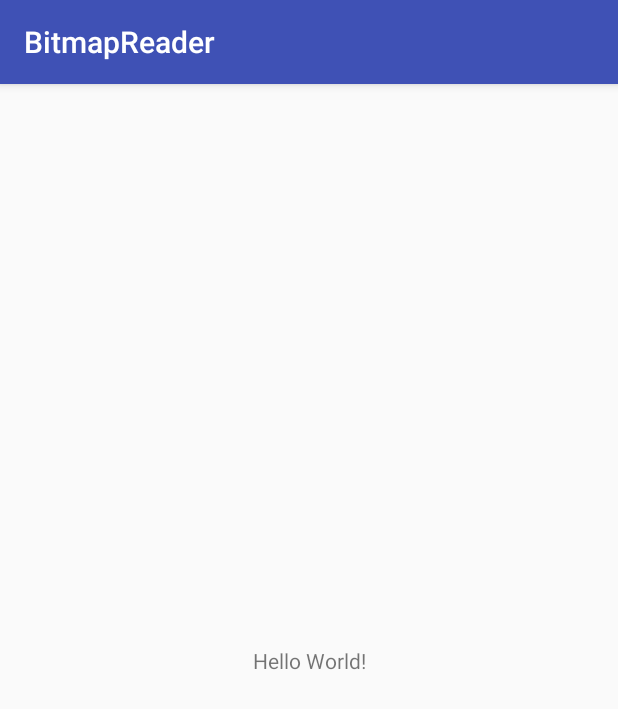
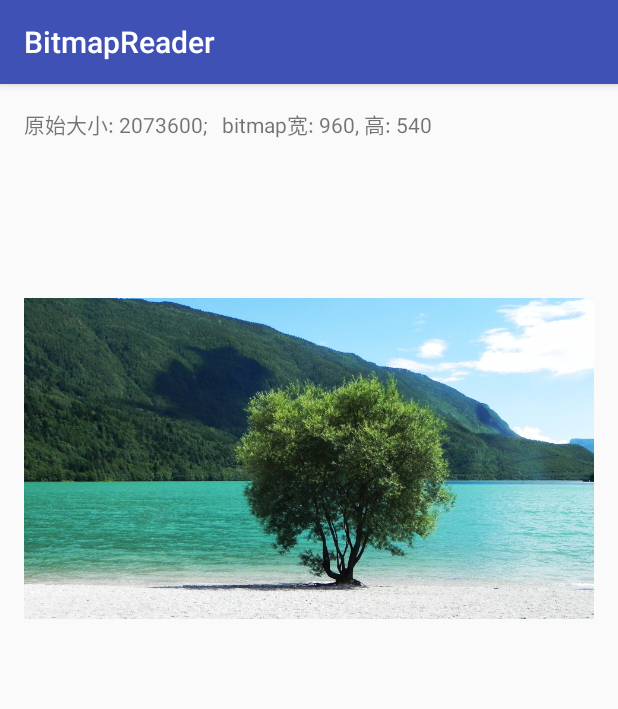
Before and after one commit to liujin-jeremy/BitmapReader, an Android app: the screen it shows after launch (MainActivity), on a phone screen of 412 x 824 dp. Shown: the top 709 px of the screen. Run offline under Robolectric (Android 15) with nearby library versions, the phone set to English and light mode, and no system bars.

Commit message:
添加示例

```diff
--- a/app/build.gradle
+++ b/app/build.gradle
@@ -15,12 +15,14 @@ android {
 }
 
 dependencies {
-    implementation fileTree(dir: 'libs', include: ['*.jar'])
+    implementation fileTree(include: ['*.jar'], dir: 'libs')
     implementation 'com.android.support:appcompat-v7:27.1.1'
     implementation 'com.android.support.constraint:constraint-layout:1.1.0'
     testImplementation 'junit:junit:4.12'
     androidTestImplementation 'com.android.support.test:runner:1.0.2'
     androidTestImplementation 'com.android.support.test.espresso:espresso-core:3.0.2'
+    implementation 'com.android.support:design:27.1.1'
+    implementation project(':bitmapreader')
 }
 
 // 指定编码
--- a/app/src/main/java/com/example/wuxio/bitmapreader/MainActivity.java
+++ b/app/src/main/java/com/example/wuxio/bitmapreader/MainActivity.java
@@ -1,14 +1,125 @@
 package com.example.wuxio.bitmapreader;
 
+import android.graphics.Bitmap;
+import android.graphics.drawable.BitmapDrawable;
+import android.os.Bundle;
+import android.support.annotation.NonNull;
+import android.support.design.widget.NavigationView;
+import android.support.v4.widget.DrawerLayout;
 import android.support.v7.app.AppCompatActivity;
-import android.os.Bundle;
+import android.view.Gravity;
+import android.view.MenuItem;
+import android.widget.ImageView;
+import android.widget.TextView;
+
+import com.example.bitmapreader.BitmapReader;
+
+import java.util.Locale;
 
 public class MainActivity extends AppCompatActivity {
+
+
+    protected TextView       mTextView;
+    protected ImageView      mImageView;
+    protected NavigationView mNavigationView;
+    protected DrawerLayout   mDrawerLayout;
+
 
     @Override
     protected void onCreate(Bundle savedInstanceState) {
 
         super.onCreate(savedInstanceState);
-        setContentView(R.layout.activity_main);
+        super.setContentView(R.layout.activity_main);
+        initView();
+
+    }
+
+
+    private void initView() {
+
+        mTextView = findViewById(R.id.textView);
+        mImageView = findViewById(R.id.ImageView);
+        mNavigationView = findViewById(R.id.navigationView);
+        mDrawerLayout = findViewById(R.id.drawerLayout);
+
+        mNavigationView.setCheckedItem(R.id.menu00);
+        mNavigationView.setNavigationItemSelectedListener(new MainMenuItemClick());
+        setSrc();
+    }
+
+
+    private void setTextView(TextView textView, int byteCount, int bitmapWidth, int bitmapHeight) {
+
+        String format = String.format(
+                Locale.CHINA,
+                "原始大小: %d;   bitmap宽: %d, 高: %d",
+                byteCount,
+                bitmapWidth,
+                bitmapHeight
+        );
+        textView.setText(format);
+    }
+
+
+    private void closeDrawer() {
+
+        mDrawerLayout.closeDrawer(Gravity.START);
+    }
+
+    //============================ item click ============================
+
+    private class MainMenuItemClick implements NavigationView.OnNavigationItemSelectedListener {
+
+        @Override
+        public boolean onNavigationItemSelected(@NonNull MenuItem item) {
+
+            switch (item.getItemId()) {
+
+                case R.id.menu00:
+                    setSrc();
+                    break;
+
+                case R.id.menu01:
+                    scaleSrc(500, 500);
+                    break;
+
+                case R.id.menu02:
+                    maxScaleSrc(500, 500);
+                    break;
+
+                default:
+                    break;
+            }
+
+            closeDrawer();
+            return true;
+        }
+    }
+
+    //============================ event ============================
+
+
+    private void setSrc() {
+
+        mImageView.setImageResource(R.drawable.src);
+        Bitmap bitmap = ((BitmapDrawable) mImageView.getDrawable()).getBitmap();
+        int count = bitmap.getAllocationByteCount();
+        setTextView(mTextView, count, bitmap.getWidth(), bitmap.getHeight());
+    }
+
+
+    private void scaleSrc(int width, int height) {
+
+        Bitmap bitmap = BitmapReader.decodeSampledBitmap(getResources(), R.drawable.src, width, height);
+        mImageView.setImageBitmap(bitmap);
+        setTextView(mTextView, bitmap.getAllocationByteCount(), bitmap.getWidth(), bitmap.getHeight());
+    }
+
+
+    private void maxScaleSrc(int width, int height) {
+
+        Bitmap bitmap = BitmapReader.decodeMaxSampledBitmap(getResources(), R.drawable.src, width, height);
+        mImageView.setImageBitmap(bitmap);
+        setTextView(mTextView, bitmap.getAllocationByteCount(), bitmap.getWidth(), bitmap.getHeight());
     }
 }
--- a/app/src/main/res/layout/activity_main.xml
+++ b/app/src/main/res/layout/activity_main.xml
@@ -1,19 +1,43 @@
 <?xml version="1.0" encoding="utf-8"?>
-<android.support.constraint.ConstraintLayout
+<android.support.v4.widget.DrawerLayout
         xmlns:android="http://schemas.android.com/apk/res/android"
+        xmlns:app="http://schemas.android.com/apk/res-auto"
         xmlns:tools="http://schemas.android.com/tools"
-        xmlns:app="http://schemas.android.com/apk/res-auto"
+        android:id="@+id/drawerLayout"
         android:layout_width="match_parent"
         android:layout_height="match_parent"
         tools:context=".MainActivity">
 
-    <TextView
-            android:layout_width="wrap_content"
-            android:layout_height="wrap_content"
-            android:text="Hello World!"
-            app:layout_constraintBottom_toBottomOf="parent"
-            app:layout_constraintLeft_toLeftOf="parent"
-            app:layout_constraintRight_toRightOf="parent"
-            app:layout_constraintTop_toTopOf="parent"/>
 
-</android.support.constraint.ConstraintLayout>
+    <LinearLayout
+            android:layout_width="match_parent"
+            android:layout_height="match_parent"
+            android:orientation="vertical">
+
+        <TextView
+                android:id="@+id/textView"
+                android:layout_width="wrap_content"
+                android:layout_height="wrap_content"
+                android:layout_margin="16dp"
+                tools:text="原始"/>
+
+        <ImageView
+                android:id="@+id/ImageView"
+                android:layout_width="wrap_content"
+                android:layout_height="wrap_content"
+                android:layout_margin="16dp"
+                android:scaleType="centerInside"
+                tools:src="@drawable/src"/>
+
+    </LinearLayout>
+
+    <android.support.design.widget.NavigationView
+            android:id="@+id/navigationView"
+            android:layout_width="match_parent"
+            android:layout_height="match_parent"
+            android:layout_gravity="start"
+            app:headerLayout="@layout/mani_navi_header"
+            app:menu="@menu/main_navi_menu"
+            />
+
+</android.support.v4.widget.DrawerLayout>
--- /dev/null
+++ b/app/src/main/res/menu/main_navi_menu.xml
@@ -0,0 +1,19 @@
+<?xml version="1.0" encoding="utf-8"?>
+<menu xmlns:android="http://schemas.android.com/apk/res/android">
+
+    <group android:checkableBehavior="single">
+
+        <item
+                android:id="@+id/menu00"
+                android:title="原始图片"/>
+
+        <item
+                android:id="@+id/menu01"
+                android:title="宽度500,高度500"/>
+
+        <item
+                android:id="@+id/menu02"
+                android:title="宽度500,高度500; 极限"/>
+    </group>
+
+</menu>
```
Also changed, not shown: app/src/main/res/layout/mani_navi_header.xml (added, +8 -0 lines), bitmapreader/src/main/java/com/example/bitmapreader/BitmapReader.java (+2 -6 lines), app/src/main/res/drawable-xxhdpi/src.jpg (added).
